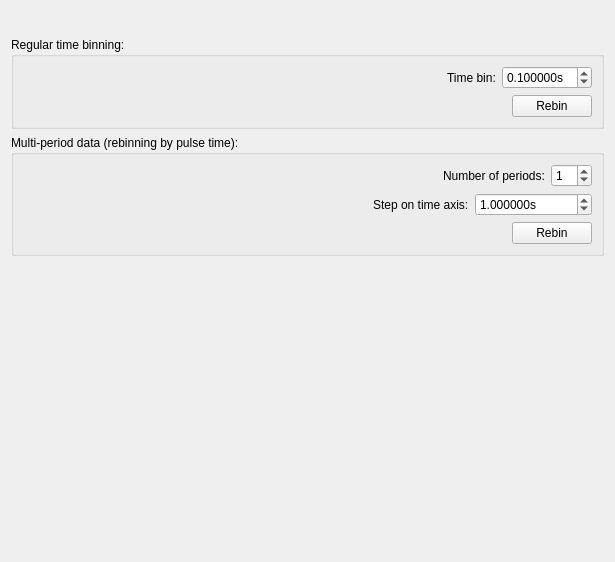
The window that MantidQt/CustomInterfaces/inc/MantidQtCustomInterfaces/EnggDiffraction/EnggDiffractionQtTabPreproc.ui (mantidproject/mantid) describes before a commit, drawn with Qt 5.
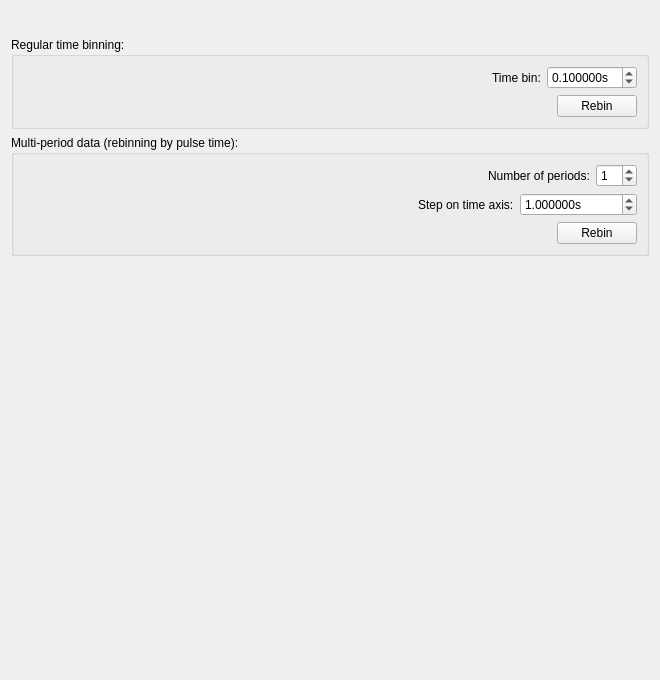
The same window after the commit. Custom widgets are drawn as their Qt base class.

Commit message: more uniform tab size and widget sizes, re #16087

```diff
--- a/MantidQt/CustomInterfaces/inc/MantidQtCustomInterfaces/EnggDiffraction/EnggDiffractionQtTabPreproc.ui
+++ b/MantidQt/CustomInterfaces/inc/MantidQtCustomInterfaces/EnggDiffraction/EnggDiffractionQtTabPreproc.ui
@@ -6,8 +6,8 @@
    <rect>
     <x>0</x>
     <y>0</y>
-    <width>615</width>
-    <height>562</height>
+    <width>660</width>
+    <height>680</height>
    </rect>
   </property>
   <property name="windowTitle">
```
The commit also changes 4 other files.
